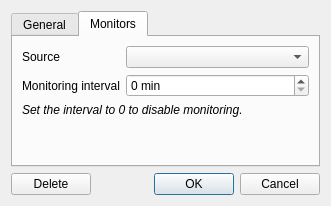
Old version of the form gui/src/favorite-window.ui in the repository Bionus/imgbrd-grabber.
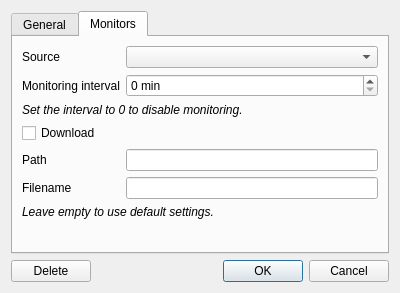
New version of the form. The open tabs and pages were chosen to show the change. Icons and pictures are not drawn.

Commit message: Allow to automatically download monitored favorites

```diff
--- a/gui/src/favorite-window.ui
+++ b/gui/src/favorite-window.ui
@@ -6,8 +6,8 @@
    <rect>
     <x>0</x>
     <y>0</y>
-    <width>331</width>
-    <height>197</height>
+    <width>400</width>
+    <height>293</height>
    </rect>
   </property>
   <property name="sizePolicy">
@@ -128,6 +128,16 @@
        <string>Monitors</string>
       </attribute>
       <layout class="QFormLayout" name="formLayout_3">
+       <item row="0" column="0">
+        <widget class="QLabel" name="labelMonitoringSource">
+         <property name="text">
+          <string>Source</string>
+         </property>
+        </widget>
+       </item>
+       <item row="0" column="1">
+        <widget class="QComboBox" name="comboMonitoringSource"/>
+       </item>
        <item row="1" column="0">
         <widget class="QLabel" name="labelMonitoringInterval">
          <property name="text">
@@ -155,15 +165,39 @@
          </property>
         </widget>
        </item>
-       <item row="0" column="0">
-        <widget class="QLabel" name="labelMonitoringSource">
+       <item row="3" column="0" colspan="2">
+        <widget class="QCheckBox" name="checkMonitoingDownload">
          <property name="text">
-          <string>Source</string>
+          <string>Download</string>
          </property>
         </widget>
        </item>
-       <item row="0" column="1">
-        <widget class="QComboBox" name="comboMonitoringSource"/>
+       <item row="4" column="0">
+        <widget class="QLabel" name="labelPathOverride">
+         <property name="text">
+          <string>Path</string>
+         </property>
+        </widget>
+       </item>
+       <item row="5" column="0">
+        <widget class="QLabel" name="labelFilenameOverride">
+         <property name="text">
+          <string>Filename</string>
+         </property>
+        </widget>
+       </item>
+       <item row="6" column="0" colspan="2">
+        <widget class="QLabel" name="labelOverrideHelp">
+         <property name="text">
+          <string>&lt;i&gt;Leave empty to use default settings.&lt;/i&gt;</string>
+         </property>
+        </widget>
+       </item>
+       <item row="4" column="1">
+        <widget class="QLineEdit" name="linePathOverride"/>
+       </item>
+       <item row="5" column="1">
+        <widget class="QLineEdit" name="lineFilenameOverride"/>
        </item>
       </layout>
      </widget>
```
The commit also changes 7 other files.
